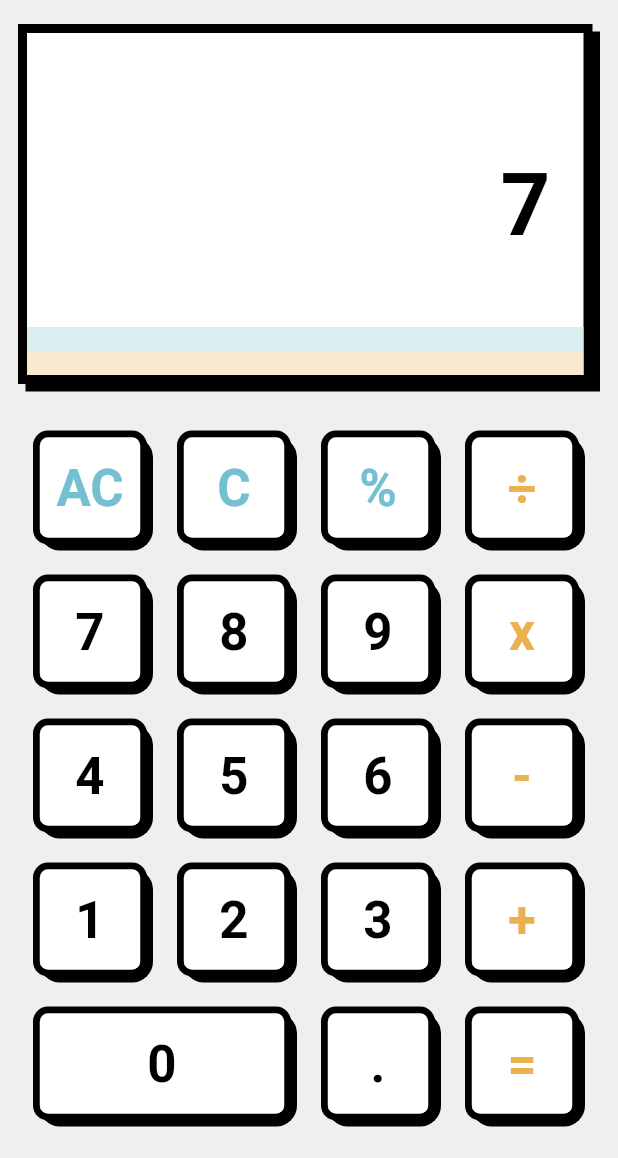
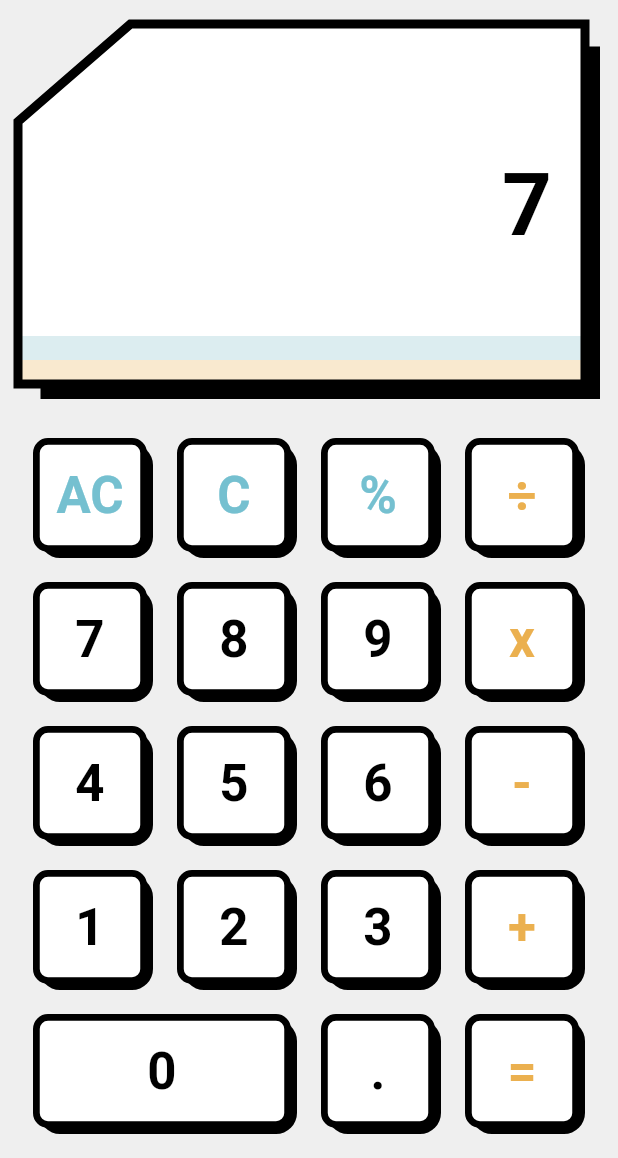
Before and after one commit to recepsenoglu/flutter_calculator, a Flutter app: the screen it shows after launch, after a tap on an icon or button, on a phone screen of 412 x 824 dp, the part 78-1236 px from its top. Run offline on Flutter 3.47's test engine with Material 2 defaults, Android fonts, the phone set to English and light mode, and no system bars; our stand-ins replace google_fonts; Roboto replaces fonts that are missing (Michroma).

Commit message:
Screen widget specialized

```diff
--- /dev/null
+++ b/lib/product/canvas/_exports.dart
@@ -0,0 +1,3 @@
+export 'border_canvas.dart';
+export 'screen_canvas.dart';
+export 'shadow_canvas.dart';
--- /dev/null
+++ b/lib/product/canvas/border_canvas.dart
@@ -0,0 +1,38 @@
+import 'package:flutter/material.dart';
+
+class BorderCanvas extends CustomPainter {
+  BorderCanvas({
+    this.backgroundColor,
+  });
+
+  final Color? backgroundColor;
+
+  @override
+  void paint(Canvas canvas, Size size) {
+    Gradient gradient = const LinearGradient(
+      begin: Alignment.topCenter,
+      end: Alignment.bottomCenter,
+      colors: [Colors.black, Colors.black],
+      tileMode: TileMode.clamp,
+    );
+
+    final Rect colorBounds = Rect.fromLTRB(0, 0, size.width, size.height);
+    final Paint paint = Paint()
+      ..shader = gradient.createShader(colorBounds)
+      ..style = PaintingStyle.stroke
+      ..strokeWidth = 6;
+
+    Path path = Path();
+    path.moveTo(75, 0);
+    path.lineTo(0, 65);
+    path.lineTo(0, 240);
+    path.lineTo(size.width - 10, 240);
+    path.lineTo(size.width - 10, 0);
+    path.close();
+
+    canvas.drawPath(path, paint);
+  }
+
+  @override
+  bool shouldRepaint(CustomPainter oldDelegate) => false;
+}
--- /dev/null
+++ b/lib/product/canvas/screen_canvas.dart
@@ -0,0 +1,40 @@
+import 'package:flutter/material.dart';
+
+class ScreenCanvas extends CustomPainter {
+  ScreenCanvas({
+    this.backgroundColor,
+  });
+
+  final Color? backgroundColor;
+
+  @override
+  void paint(Canvas canvas, Size size) {
+    Gradient gradient = LinearGradient(
+      begin: Alignment.topCenter,
+      end: Alignment.bottomCenter,
+      colors: [
+        backgroundColor ?? Colors.white,
+        backgroundColor ?? Colors.white
+      ],
+      tileMode: TileMode.clamp,
+    );
+
+    final Rect colorBounds = Rect.fromLTRB(0, 0, size.width, size.height);
+    final Paint paint = Paint()
+      ..shader = gradient.createShader(colorBounds)
+      ..strokeWidth = 5;
+
+    Path path = Path();
+    path.moveTo(75, 0);
+    path.lineTo(0, 65);
+    path.lineTo(0, 240);
+    path.lineTo(size.width - 10, 240);
+    path.lineTo(size.width - 10, 0);
+    path.close();
+
+    canvas.drawPath(path, paint);
+  }
+
+  @override
+  bool shouldRepaint(CustomPainter oldDelegate) => false;
+}
--- /dev/null
+++ b/lib/product/canvas/shadow_canvas.dart
@@ -0,0 +1,38 @@
+import 'package:flutter/material.dart';
+
+class ShadowCanvas extends CustomPainter {
+  ShadowCanvas({
+    this.backgroundColor,
+  });
+
+  final Color? backgroundColor;
+
+  @override
+  void paint(Canvas canvas, Size size) {
+    Gradient gradient = LinearGradient(
+      begin: Alignment.topCenter,
+      end: Alignment.bottomCenter,
+      colors: [
+        backgroundColor ?? Colors.black,
+        backgroundColor ?? Colors.black
+      ],
+      tileMode: TileMode.clamp,
+    );
+
+    final Rect colorBounds = Rect.fromLTRB(0, 0, size.width, size.height);
+    final Paint paint = Paint()..shader = gradient.createShader(colorBounds);
+
+    Path path = Path();
+    path.moveTo(100, 15);
+    path.lineTo(15, 100);
+    path.lineTo(15, 250);
+    path.lineTo(size.width, 250);
+    path.lineTo(size.width, 15);
+    path.close();
+
+    canvas.drawPath(path, paint);
+  }
+
+  @override
+  bool shouldRepaint(CustomPainter oldDelegate) => false;
+}
--- a/lib/product/widgets/screen_widget.dart
+++ b/lib/product/widgets/screen_widget.dart
@@ -1,7 +1,9 @@
 import 'package:flutter/material.dart';
-import 'package:flutter_calculator/model/calculator_model.dart';
 import 'package:google_fonts/google_fonts.dart';
 import 'package:provider/provider.dart';
+
+import '../../model/calculator_model.dart';
+import '../canvas/_exports.dart';
 
 class ScreenWidget extends StatelessWidget {
   const ScreenWidget({super.key});
@@ -26,23 +28,15 @@ class ScreenWidget extends StatelessWidget {
       padding: const EdgeInsets.symmetric(horizontal: 12, vertical: 16),
       child: Stack(
         children: [
-          Container(
+          CustomPaint(
+            painter: ShadowCanvas(),
+            child: Container(),
+          ),
+          CustomPaint(
+            painter: ScreenCanvas(),
+            child: Container(
               height: 240,
-            width: double.infinity,
-            margin: const EdgeInsets.only(top: 5, left: 5),
-            decoration: BoxDecoration(
-              color: Colors.black,
-              border: Border.all(color: Colors.black, width: 6),
-            ),
-          ),
-          Container(
-            height: 240,
-            width: double.infinity,
-            margin: const EdgeInsets.only(bottom: 5, right: 5),
-            decoration: BoxDecoration(
-              color: Colors.white,
-              border: Border.all(color: Colors.black, width: 6),
-            ),
+              margin: const EdgeInsets.only(bottom: 10, right: 10),
               child: Column(
                 crossAxisAlignment: CrossAxisAlignment.end,
                 children: [
@@ -87,6 +81,11 @@ class ScreenWidget extends StatelessWidget {
                 ],
               ),
             ),
+          ),
+          CustomPaint(
+            painter: BorderCanvas(),
+            child: Container(),
+          ),
         ],
       ),
     );
```
Lines whose indentation alone changed are shown as unchanged.
